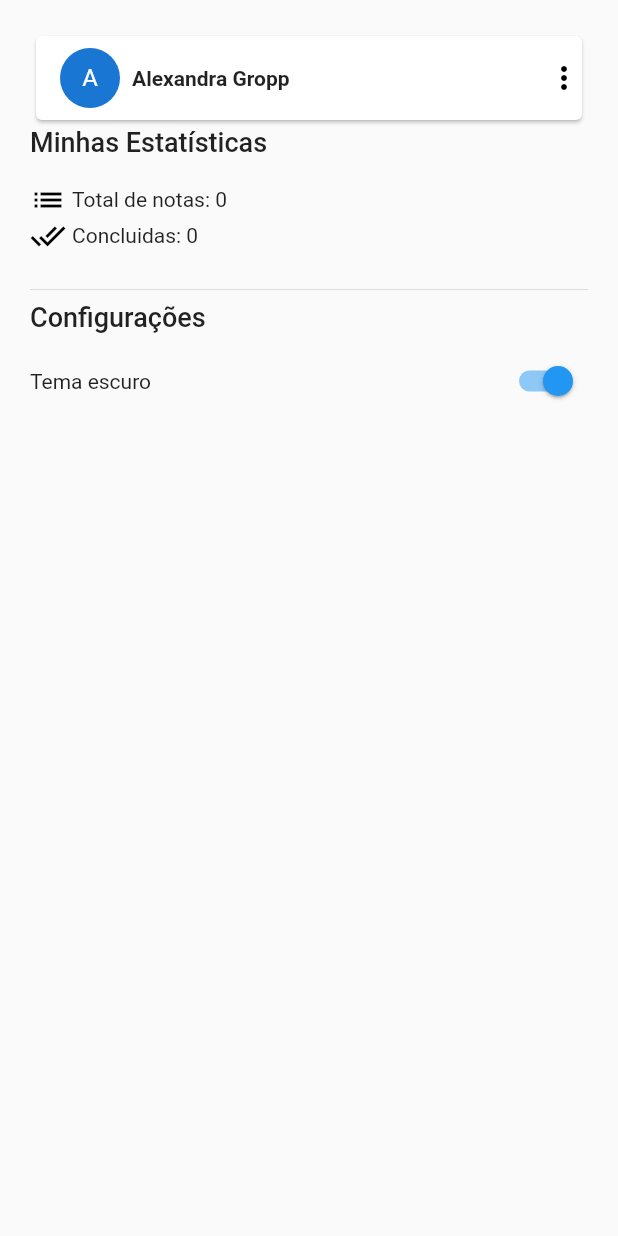
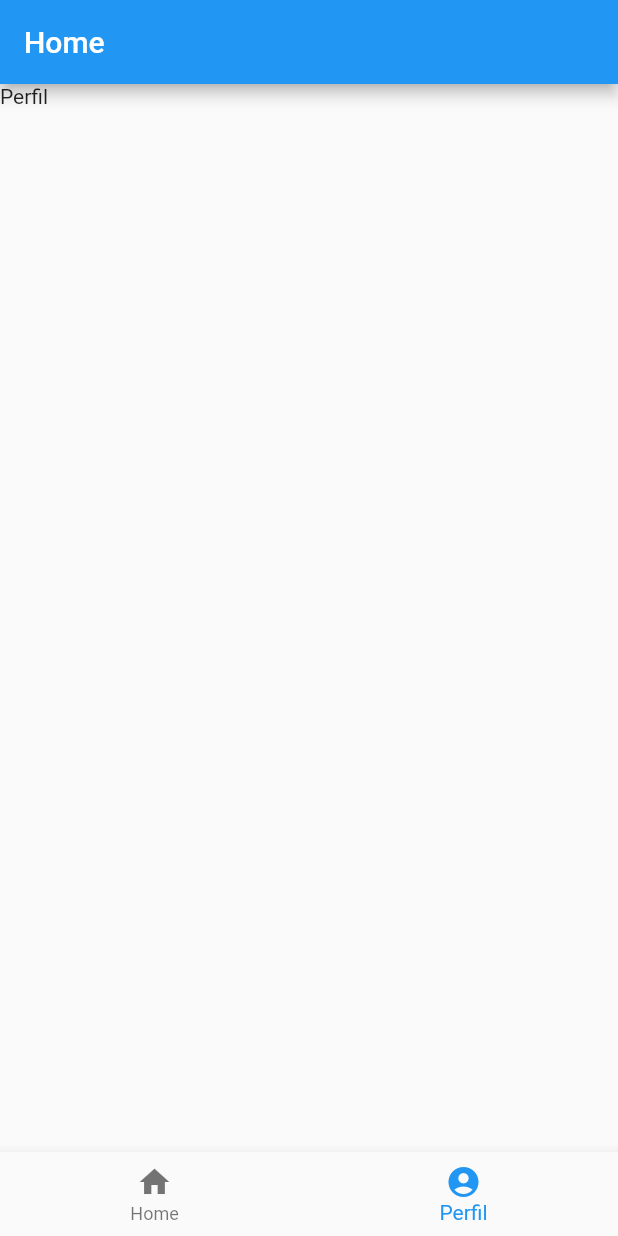
Before and after one commit to DevAlePeppermint/mjv-flutter, a Flutter app: the screen it shows after launch, on a phone screen of 412 x 824 dp. Run offline on Flutter 3.47's test engine with Material 2 defaults, Android fonts, the phone set to English and light mode, and no system bars.

Commit message:
Aula12-06

```diff
--- a/school/lib/app_widget.dart
+++ b/school/lib/app_widget.dart
@@ -1,5 +1,6 @@
 // import 'package:flutter/cupertino.dart';
 import 'package:flutter/material.dart';
+import 'package:school/pages/home/home_page.dart';
 
 class MyApp extends StatelessWidget {
   const MyApp({super.key});
@@ -39,69 +40,9 @@ class MyApp extends StatelessWidget {
       )
     );
 
-    return MaterialApp(
+    return const MaterialApp(
       title: 'School',
-      home: Scaffold(
-        body: Container(
-          padding: const EdgeInsets.all(20),
-          child: Column(
-            mainAxisAlignment: MainAxisAlignment.start,
-            crossAxisAlignment: CrossAxisAlignment.start,
-            children: [
-             Card(
-              child: Row(
-                children: [
-                  Container(
-                    padding: const EdgeInsets.symmetric(horizontal: 16, vertical: 8),
-                    child: Row(children: [
-                      Container(
-                        padding: const EdgeInsets.only(right: 8),
-                        child: const CircleAvatar(child: Text('A')),
-                      ),
-                      const Text('Alexandra Gropp', style: TextStyle(fontWeight: FontWeight.bold)),
-                    ],)
-                  ),
-                  const Spacer(),
-                  const Icon(Icons.more_vert, color: Colors.black,)
-                ],
-              ),
-            ),
-
-            const Text(
-              'Minhas Estatísticas',
-              style: TextStyle(fontSize: 18, fontWeight: FontWeight.w500)
-              ),
-            const SizedBox(height: 16),
-            const Row(
-              children: [
-                Icon(Icons.list, color: Colors.black,),
-                SizedBox(width: 4),
-                Text('Total de notas: '),
-                Text('0')
-              ]
-            ),
-            const Row(
-              children: [
-              Icon(Icons.done_all, color: Colors.black),
-              SizedBox(width: 4),
-              Text('Concluidas: '),
-              Text('0')
-              ]
-            ),
-            const SizedBox(height: 16,),
-            const Divider(),
-                const Text('Configurações', style: TextStyle(fontSize: 18, fontWeight: FontWeight.w500)),
-                const SizedBox(height: 8),
-                Row(children: [
-                  const Text('Tema escuro'),
-                  const Spacer(),
-                  Switch(value: true, onChanged: (val) {}),
-                ],)
-              ],
-
-          ),
-        )
-      )
+      home: HomePage()
     );
 
 
--- /dev/null
+++ b/school/lib/pages/home/home_page.dart
@@ -0,0 +1,34 @@
+import 'package:flutter/material.dart';
+
+class HomePage extends StatelessWidget {
+  const HomePage({super.key});
+
+  @override
+  Widget build(BuildContext context) {
+
+    final List<BottomNavigationBarItem> _abas = [
+          const BottomNavigationBarItem(
+            icon: Icon(Icons.home),
+            label: 'Home'
+          ),
+          const BottomNavigationBarItem(
+            icon: Icon(Icons.account_circle),
+            label: 'Perfil'
+          ),
+    ]; //variavel privada
+
+    final List<Widget> _conteudos = [
+      const Text('Home'),
+      const Text('Perfil'),
+    ];
+
+    return Scaffold(
+      appBar: AppBar(title: const Text('Home')),
+      body: _conteudos.elementAt(1),
+      bottomNavigationBar: BottomNavigationBar(
+        currentIndex: 1,
+        items: _abas,
+      ),
+    );
+  }
+}
```
Also changed, not shown: school/lib/components/button_component.dart (added, +10 -0 lines), school/lib/components/icon_button_component.dart (added, +32 -0 lines), school/lib/components/spacer_component.dart (added, +39 -0 lines), school/lib/pages/home/abas/perfil_tab.dart (added, +76 -0 lines).
